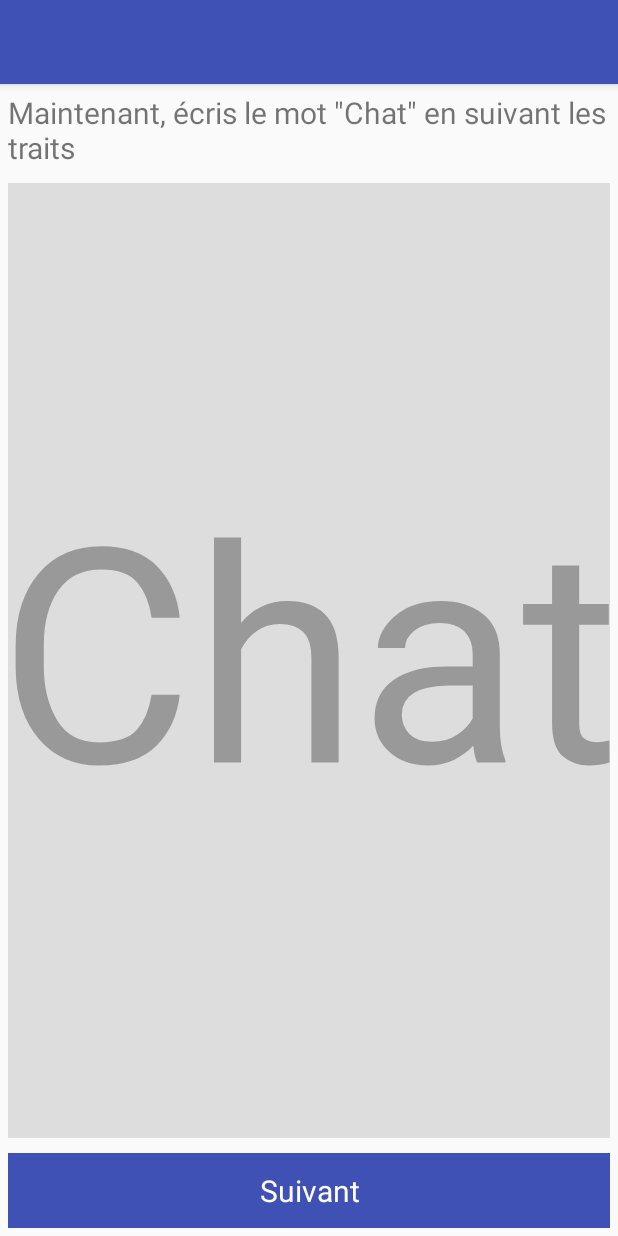
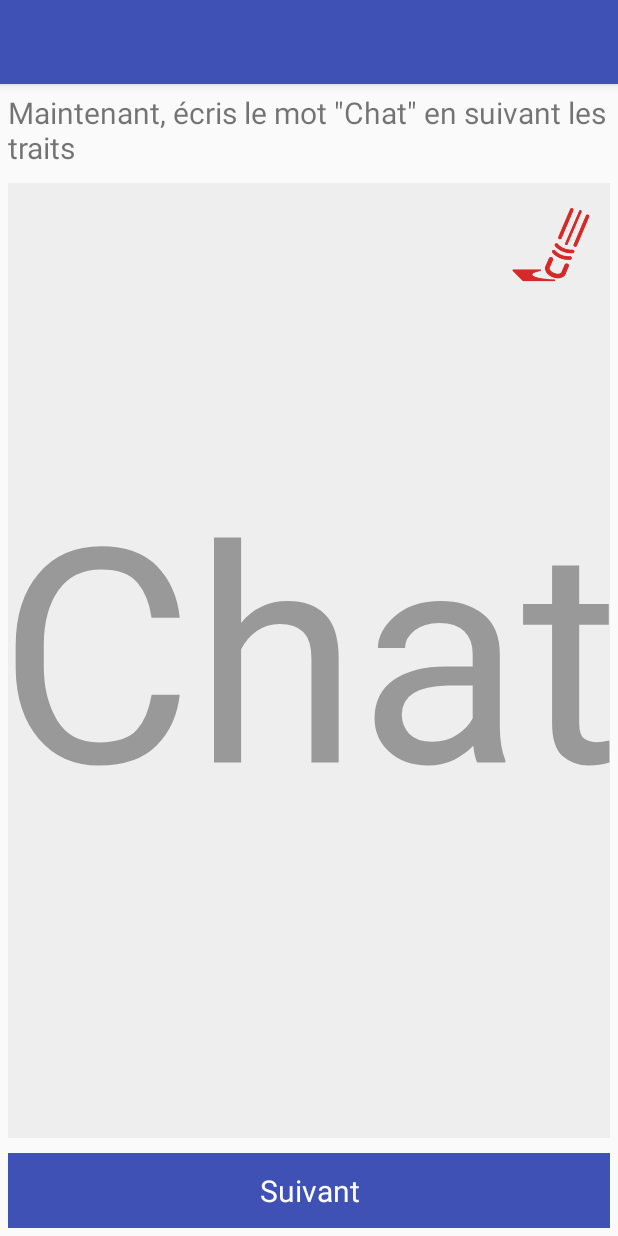
Before and after one commit to felixSabatie/LearnToDraw, an Android app: the screen it shows after launch (DrawText), after a tap on "SUIVANT", on a phone screen of 412 x 824 dp. Run offline under Robolectric (Android 15) with nearby library versions, the phone set to English and light mode, and no system bars; 1 other tap on this screen came first.

Commit message:
Better stuff and erasing

```diff
--- a/app/src/main/java/com/sabatie/felix/learntodraw/DrawText.kt
+++ b/app/src/main/java/com/sabatie/felix/learntodraw/DrawText.kt
@@ -2,17 +2,31 @@ package com.sabatie.felix.learntodraw
 
 import android.os.Bundle
 import android.support.v7.app.AppCompatActivity
+import android.view.View
+import android.widget.TextView
 
 class DrawText : AppCompatActivity() {
 
+    private lateinit var stringToDraw: String
     private lateinit var paintView: PaintView
+    private lateinit var instructionsText: TextView
 
     override fun onCreate(savedInstanceState: Bundle?) {
         super.onCreate(savedInstanceState)
         setContentView(R.layout.activity_draw_text)
 
+        stringToDraw = intent.getStringExtra("stringToDraw")
+
         paintView = findViewById(R.id.paintView)
-        paintView.stringToDisplay = intent.getStringExtra("stringToDraw")
+        paintView.stringToDisplay = stringToDraw
+
+        val instructions = "Maintenant, écris le mot \"$stringToDraw\" en suivant les traits"
+        instructionsText = findViewById(R.id.instructionsText)
+        instructionsText.text = instructions
+    }
+
+    fun resetCanvas(v: View) {
+        paintView.resetDrawing()
     }
 
 }
--- a/app/src/main/java/com/sabatie/felix/learntodraw/PaintView.kt
+++ b/app/src/main/java/com/sabatie/felix/learntodraw/PaintView.kt
@@ -53,6 +53,10 @@ class PaintView(context: Context, attrs: AttributeSet) : View(context, attrs) {
         super.onSizeChanged(w, h, oldw, oldh)
 
         extraBitmap = Bitmap.createBitmap(w, h, Bitmap.Config.ARGB_8888)
+        resetCanvasContent()
+    }
+
+    private fun resetCanvasContent() {
         extraCanvas = Canvas(extraBitmap)
         extraCanvas.drawColor(bitmapBackgroundColor)
 
@@ -62,6 +66,8 @@ class PaintView(context: Context, attrs: AttributeSet) : View(context, attrs) {
     }
 
     fun resetDrawing() {
+        resetCanvasContent()
+        invalidate()
     }
 
     override fun onTouchEvent(event: MotionEvent): Boolean {
--- a/app/src/main/res/layout/content_draw_text.xml
+++ b/app/src/main/res/layout/content_draw_text.xml
@@ -15,24 +15,14 @@
             android:padding="5dp"
     >
         <TextView
-                android:text="Maintenant, écris le mot &quot;Chat&quot; en suivant les traits"
+                android:id="@+id/instructionsText"
                 android:textSize="20sp"
                 android:layout_width="wrap_content"
                 android:layout_height="wrap_content"
                 android:paddingBottom="10dp"
         />
 
-        <!--<TextView
-                android:layout_height="0dp"
-                android:layout_width="fill_parent"
-                android:layout_weight="1"
-                android:text="Chat"
-                android:textColor="#AAA"
-                android:textSize="100sp"
-                android:gravity="center"
-        />-->
-
-        <LinearLayout
+        <RelativeLayout
           android:layout_width="fill_parent"
           android:layout_height="0dp"
           android:layout_weight="1"
@@ -41,7 +31,22 @@
               android:id="@+id/paintView"
               android:layout_width="fill_parent"
               android:layout_height="fill_parent" />
-        </LinearLayout>
+            <LinearLayout
+              android:layout_width="fill_parent"
+              android:layout_height="fill_parent"
+              android:orientation="vertical"
+              android:padding="10dp">
+                <ImageView
+                  android:layout_height="wrap_content"
+                  android:layout_width="60dp"
+                  android:adjustViewBounds="true"
+                  android:scaleType="fitCenter"
+                  android:src="@drawable/erase"
+                  android:layout_gravity="end"
+                  android:onClick="resetCanvas"
+                  />
+            </LinearLayout>
+        </RelativeLayout>
 
         <TextView
           android:layout_height="50dp"
--- a/app/src/main/res/values/colors.xml
+++ b/app/src/main/res/values/colors.xml
@@ -3,7 +3,7 @@
     <color name="colorPrimary">#3F51B5</color>
     <color name="colorPrimaryDark">#303F9F</color>
     <color name="colorAccent">#FF4081</color>
-    <color name="bitmapBackgroundColor">#DDD</color>
+    <color name="bitmapBackgroundColor">#EEE</color>
     <color name="drawingColor">#FF4081</color>
     <color name="textToDrawColor">#999</color>
 </resources>
```
Also changed, not shown: app/src/main/res/drawable/erase.png (added).
